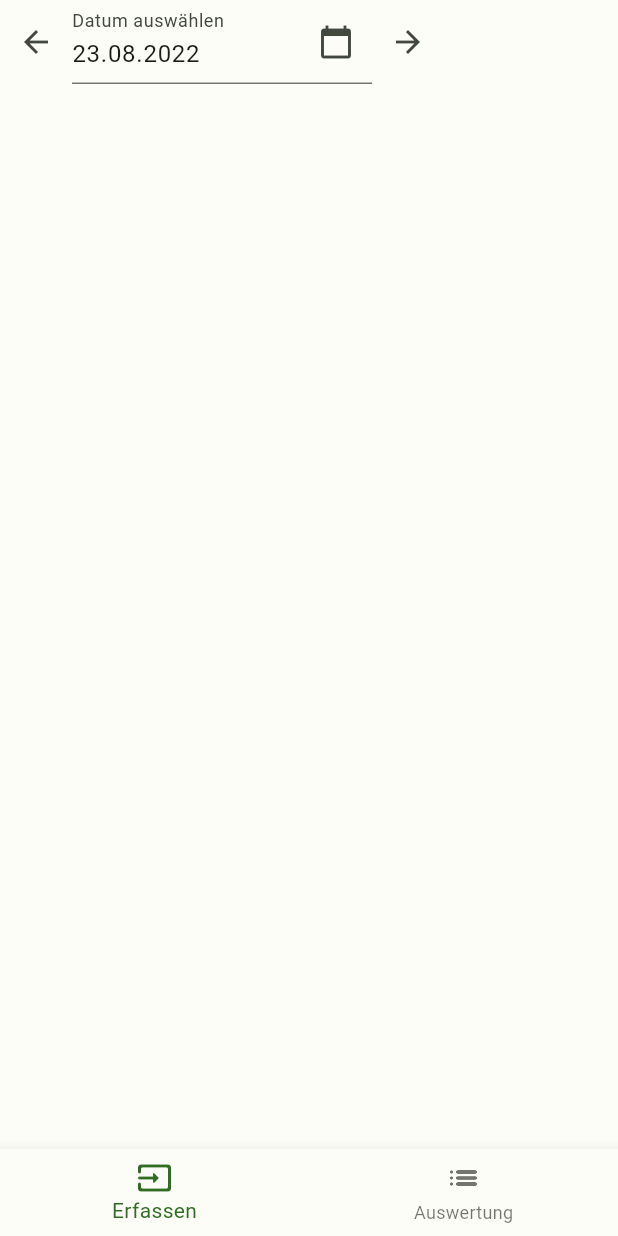
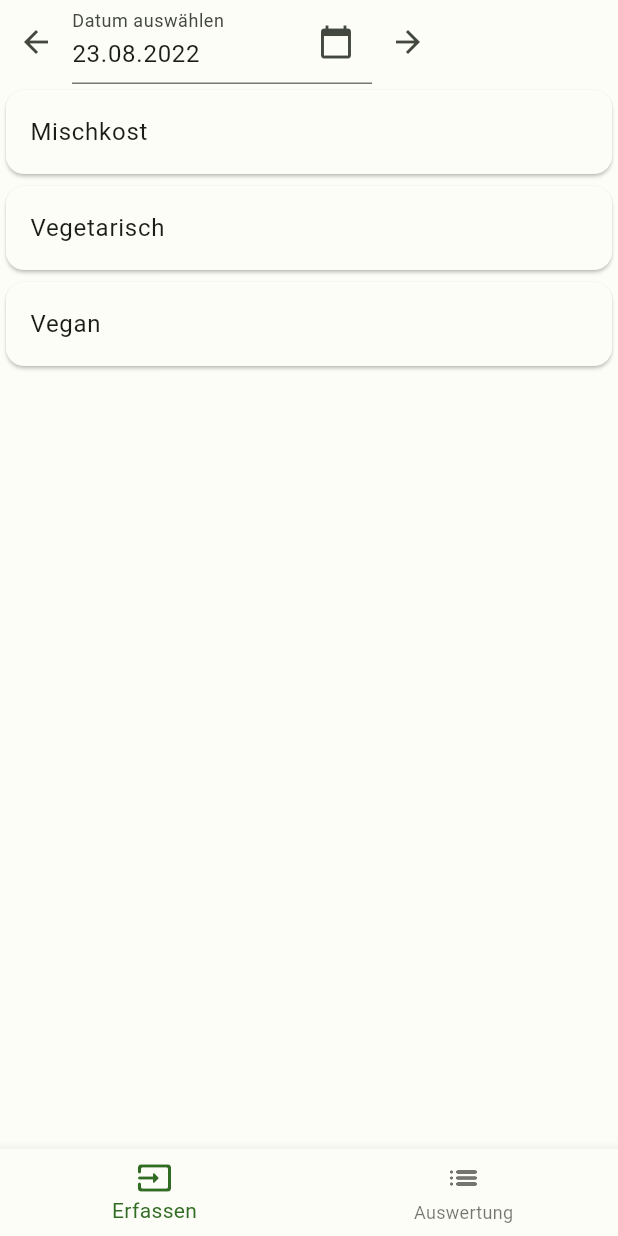
Before and after one commit to technobasi/food_kind_tracker, a Flutter app: the screen it shows after launch, on a phone screen of 412 x 824 dp. Run offline on Flutter 3.47's test engine with Material 2 defaults, Android fonts, the phone set to English and light mode, and no system bars; our stand-ins replace hive, hive_flutter; accounts and stored records are empty.

Commit message:
added Hive to the application and extendet InputWidget a bit

```diff
--- a/lib/main.dart
+++ b/lib/main.dart
@@ -1,8 +1,11 @@
 import 'package:flutter/material.dart';
 import 'package:food_kind_tracker/color_schemes.g.dart';
 import 'package:food_kind_tracker/screens/MainScreen.dart';
+import 'package:hive_flutter/hive_flutter.dart';
 
-void main() {
+void main() async {
+  await Hive.initFlutter();
+  await Hive.openBox("meals");
   runApp(const MyApp());
 }
 
@@ -12,6 +15,7 @@ class MyApp extends StatelessWidget {
   // This widget is the root of your application.
   @override
   Widget build(BuildContext context) {
+
     return MaterialApp(
       title: "Omnomnom Tracking",
       theme: ThemeData(
--- /dev/null
+++ b/lib/model/MealType.dart
@@ -0,0 +1,18 @@
+enum MealType {
+  VEGGIE,
+  VEGAN,
+  OMNI;
+
+  static valueOf(String? name) {
+    switch(name) {
+      case "VEGGIE":
+        return MealType.VEGGIE;
+      case "VEGAN":
+        return MealType.VEGAN;
+      case "OMNI":
+        return MealType.OMNI;
+      default:
+        return null;
+    }
+  }
+}
--- a/lib/screens/MainScreen.dart
+++ b/lib/screens/MainScreen.dart
@@ -13,9 +13,11 @@ class MainScreen extends StatefulWidget {
 
 class _MainScreenState extends State<MainScreen> {
   int _selectedIndex = 0;
+
   static const List<Widget> _subscreens = [InputWidget(), ResultWidget()];
 
   void _onItemTapped(int index) {
+
     setState(() {
       _selectedIndex = index;
     });
--- a/lib/widgets/InputWidget.dart
+++ b/lib/widgets/InputWidget.dart
@@ -1,5 +1,8 @@
+import 'package:flutter/foundation.dart';
 import 'package:flutter/material.dart';
+import 'package:hive/hive.dart';
 import 'package:intl/intl.dart';
+import '../model/MealType.dart';
 
 class InputWidget extends StatefulWidget {
   const InputWidget({Key? key}) : super(key: key);
@@ -13,17 +16,20 @@ class _InputWidgetState extends State<InputWidget> {
   DateTime _selectedDate = DateTime.now();
   final DateFormat _dateFormatter = DateFormat("dd.MM.yyyy");
   final _ONE_DAY = const Duration(days: 1);
+  MealType? _selected_meal = null;
+  Box mealBox = Hive.box("meals");
 
   @override
   void initState() {
     dateInput.text = _dateFormatter.format(_selectedDate);
+    _selected_meal = MealType.valueOf(
+        mealBox.get(_dateFormatter.format(_selectedDate)));
     super.initState();
   }
 
   @override
   Widget build(BuildContext context) {
           return Column(
-      mainAxisAlignment: MainAxisAlignment.spaceBetween,
             children: [
               Row(
                 children: [
@@ -69,9 +75,56 @@ class _InputWidgetState extends State<InputWidget> {
                       icon: const Icon(Icons.arrow_forward))
                 ],
               ),
-        Row(
-          children: [],
+              Flexible(
+                child: ListView(
+                  children: [
+                    Card(
+                      child: ListTile(
+                        title: const Text("Mischkost"),
+                        trailing: _selected_meal == MealType.OMNI
+                            ? const Icon(Icons.check)
+                            : null,
+                        onTap: () {
+                          mealBox.put(_dateFormatter.format(_selectedDate),
+                              MealType.OMNI.toString()).then((value) {
+                            setState(() {
+                           _selected_meal = MealType.OMNI;
+                          });
+                          });
+                        },
                       ),
+                    ),
+                    Card(
+                      child: ListTile(
+                        title: const Text("Vegetarisch"),
+                        trailing: _selected_meal == MealType.VEGGIE
+                            ? const Icon(Icons.check)
+                            : null,
+                        onTap: () {
+                          setState(() {
+                            _selected_meal = MealType.VEGGIE;
+                            mealBox.put(_dateFormatter.format(_selectedDate), MealType.VEGGIE.toString());
+                          });
+                        },
+                      ),
+                    ),
+                    Card(
+                      child: ListTile(
+                        title: Text("Vegan"),
+                        trailing: _selected_meal == MealType.VEGAN
+                            ? const Icon(Icons.check)
+                            : null,
+                        onTap: () {
+                          setState(() {
+                            _selected_meal = MealType.VEGAN;
+                            mealBox.put(_dateFormatter.format(_selectedDate), MealType.VEGAN.toString());
+                          });
+                        },
+                      ),
+                    ),
+                  ],
+                ),
+              )
             ],
           );
   }
--- a/lib/widgets/ResultWidget.dart
+++ b/lib/widgets/ResultWidget.dart
@@ -1,12 +1,13 @@
 import 'package:flutter/material.dart';
+import 'package:hive/hive.dart';
 
 class ResultWidget extends StatelessWidget {
   const ResultWidget({Key? key}) : super(key: key);
 
   @override
   Widget build(BuildContext context) {
-    return Container(
-      child: Text("auswertung"),
-    );
+    Box mealBox = Hive.box("meals");
+          return   Container(
+              child: Text(mealBox.values.toString()));
   }
 }
--- a/pubspec.yaml
+++ b/pubspec.yaml
@@ -35,6 +35,9 @@ dependencies:
   # Use with the CupertinoIcons class for iOS style icons.
   cupertino_icons: ^1.0.2
   intl: ^0.17.0
+  hive: ^2.2.3
+  hive_flutter: ^1.1.0
+
 
 dev_dependencies:
   flutter_test:
@@ -46,6 +49,8 @@ dev_dependencies:
   # package. See that file for information about deactivating specific lint
   # rules and activating additional ones.
   flutter_lints: ^2.0.0
+  hive_generator: ^1.1.3
+  build_runner: ^2.2.0
 
 # For information on the generic Dart part of this file, see the
 # following page: https://dart.dev/tools/pub/pubspec
```
Also changed, not shown: pubspec.lock. Lines whose indentation alone changed are shown as unchanged.
